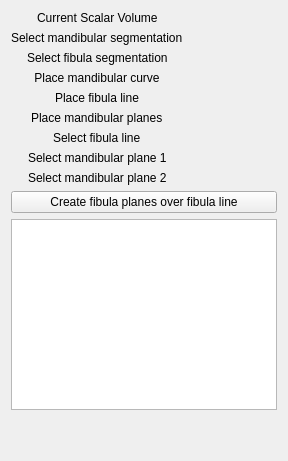
The window that BoneReconstructionPlanner/Resources/UI/BoneReconstructionPlanner.ui (SlicerIGT/SlicerBoneReconstructionPlanner) describes before a commit, drawn with Qt 5.
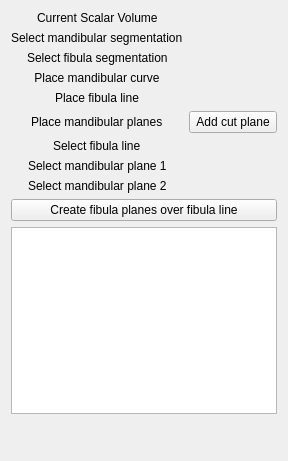
The same window after the commit. Custom widgets are drawn as their Qt base class.

Commit message: add "Add cut plane" button and functionality

```diff
--- a/BoneReconstructionPlanner/Resources/UI/BoneReconstructionPlanner.ui
+++ b/BoneReconstructionPlanner/Resources/UI/BoneReconstructionPlanner.ui
@@ -52,9 +52,6 @@
        </property>
       </widget>
      </item>
-     <item row="5" column="1">
-      <widget class="qSlicerMarkupsPlaceWidget" name="mandibularPlanesPlaceWidget"/>
-     </item>
      <item row="7" column="0">
       <widget class="QLabel" name="label_9">
        <property name="text">
@@ -205,6 +202,13 @@
        </property>
       </widget>
      </item>
+     <item row="5" column="1">
+      <widget class="QPushButton" name="addCutPlaneButton">
+       <property name="text">
+        <string>Add cut plane</string>
+       </property>
+      </widget>
+     </item>
     </layout>
    </item>
    <item>
```
The commit also changes 1 other file.
